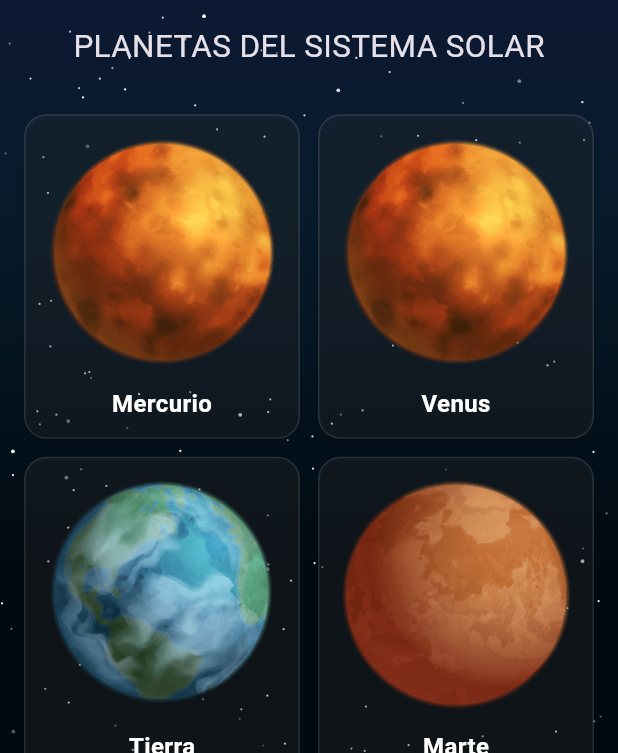
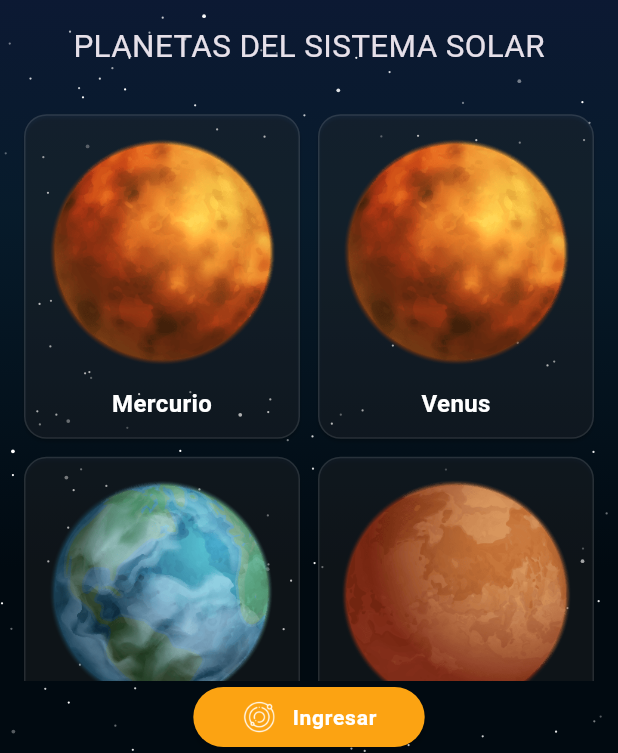
Before and after one commit to CarlosSaltos26/Space-Solar-System-App, a Flutter app: the PlanetList screen opened directly, on a phone screen of 412 x 824 dp, the part 483-1236 px from its top. Run offline on Flutter 3.47's test engine with Material 3 defaults, Android fonts, the phone set to English and light mode, and no system bars; our stand-ins replace flutter_svg, go_router, lottie; network calls fail; Roboto replaces fonts that are missing (Montserrat).

Commit message:
feat: interfaz gráfica completa de la lista de planetas con datos mock

```diff
--- a/lib/screens/home/home_screen.dart
+++ b/lib/screens/home/home_screen.dart
@@ -26,6 +26,8 @@ class HomeScreen extends StatelessWidget {
           SistemaSolar(),
           //Boton Explorar planetas
           BotonExplorar(),
+
+
         ],
       ),
     );
--- a/lib/screens/planet_list/planet_list.dart
+++ b/lib/screens/planet_list/planet_list.dart
@@ -29,53 +29,62 @@ class _PlanetListState extends State<PlanetList> {
               child: Column(
                 crossAxisAlignment: CrossAxisAlignment.center,
                 children: [
-
                   //logotipo en la parte superior
                   Logotipo(),
 
                   //separacion de 20 px
-                  SizedBox(height: 20,),
+                  SizedBox(height: 20),
 
                   //Texto Planetas
-                  Text("PLANETAS DEL SISTEMA SOLAR",
-                  style: TextStyle(
-                    fontSize: 55.sp
-                  ),
+                  Text(
+                    "PLANETAS DEL SISTEMA SOLAR",
+                    style: TextStyle(fontSize: 55.sp),
                   ),
 
                   //separacion de 20 px
-                  SizedBox(height: 20,),
+                  SizedBox(height: 20),
 
                   //Lista de planetas
-                  Expanded(
-                    child: ListaPlanetas(),
-                  )
+                  Expanded(child: ListaPlanetas()),
 
+                  //Ahora ponermos el boton de la parte inferior
 
+                  // Botón posicionado en la base
+                  Positioned(
+                    bottom: 20.h, // Distancia exacta desde el borde inferior
+                    left:
+                        24.w, // Márgenes laterales para que se estire o centre
+                    right: 24.w,
+                    child: SafeArea(
+                      child: ElevatedButton(
+                        onPressed: () {
+                          //print('Botón presionado');
+                        },
+                        child: Row(
+                          mainAxisSize: MainAxisSize.min,
+                          children: [
+                            Image.asset(
+                              'assets/icons/icono.png',
+                              width: 24,
+                              height: 24,
+                            ),
 
+                            SizedBox(width: 10),
 
-
-
-
-
-
-
-
-
-
-
-
+                            Text('Ingresar'),
+                          ],
+                        ),
+                      ),
+                    ),
+                  ),
                 ],
               ),
             ),
+
             //
-
-
-
-
           ],
-        )
         ),
+      ),
     );
   }
 }
--- a/pubspec.yaml
+++ b/pubspec.yaml
@@ -24,3 +24,4 @@ flutter:
     - assets/
     - assets/planetas/
     - assets/fonts/
+    - assets/icons/
```
Also changed, not shown: assets/icons/icono.png (added).
